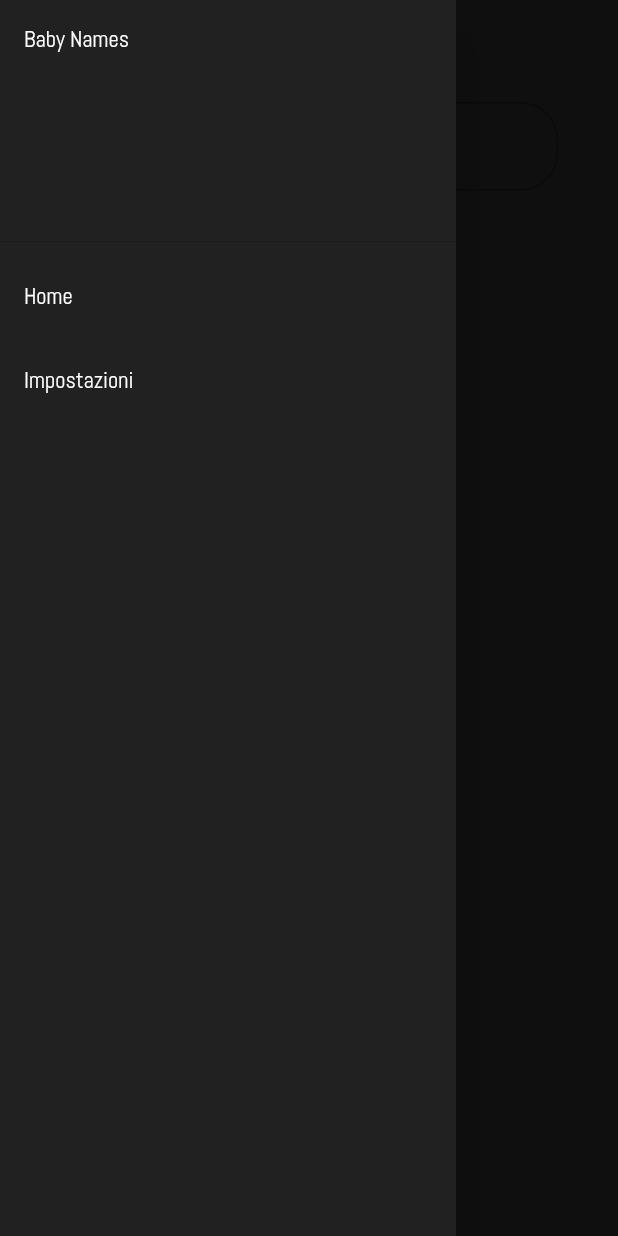
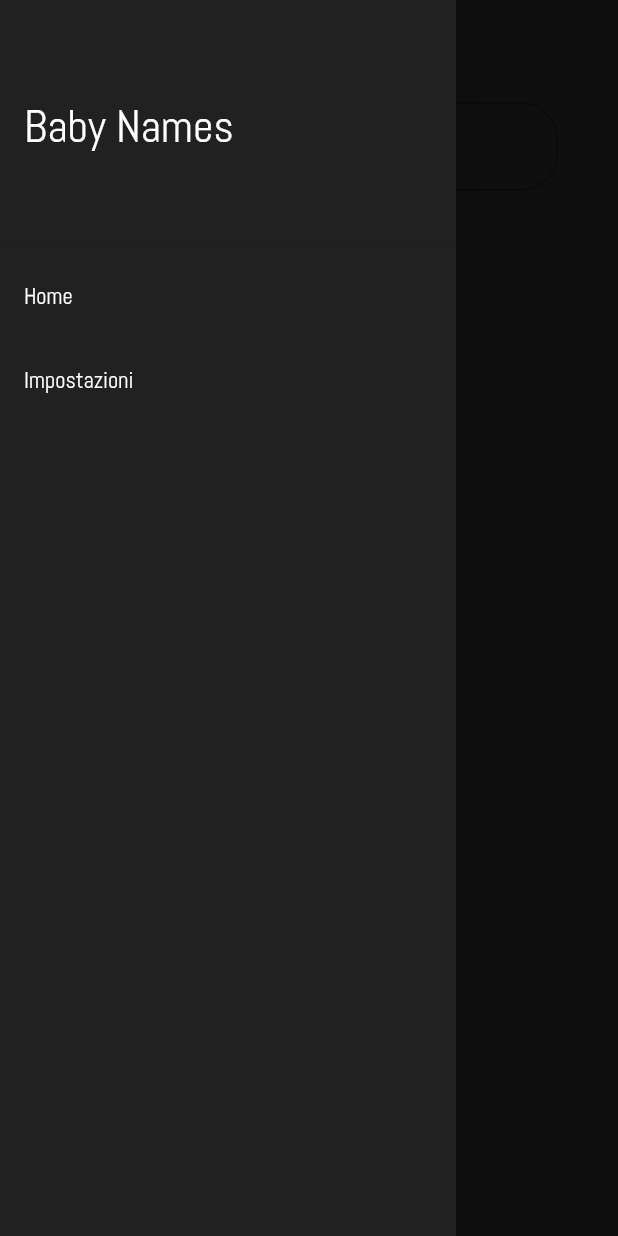
Before and after one commit to SymonRod/Baby_Names, a Flutter app: the screen it shows after launch, with the side drawer open, on a phone screen of 412 x 824 dp. Run offline on Flutter 3.47's test engine with Material 2 defaults, Android fonts, the phone set to English and light mode, and no system bars; Roboto replaces fonts that are missing (Montserrat).

Commit message:
Cambiati Colori

```diff
--- a/lib/cercanomi/cercanomi.dart
+++ b/lib/cercanomi/cercanomi.dart
@@ -15,7 +15,7 @@ Future<List<Nome>> fetchNomi(String nome,List<Lingua> lingue) async {
       }
     );
 
-    String url = 'https://rodopo.000webhostapp.com/api/nomi.php?nome=$nome&lingua=$lingueUrl,&type=json';
+    String url = 'https://rodopo.altervista.org/api/nomi.php?nome=$nome&lingua=$lingueUrl,&type=json';
 
     var data = await httpclient.fetchResource(
       url: url,
--- a/lib/home/GradientAppBar.dart
+++ b/lib/home/GradientAppBar.dart
@@ -22,7 +22,7 @@ class GradientAppBar extends StatelessWidget {
                 child: Container(
                   alignment: Alignment.centerLeft,
                   child: IconButton(
-                    color: Colors.green[600],
+                    color: Color(0xFF00BBFF),
                     iconSize: 30,
                     icon: Icon(Icons.menu),
                     onPressed: () => Scaffold.of(context).openDrawer(),
--- a/lib/home/HomePageBody.dart
+++ b/lib/home/HomePageBody.dart
@@ -98,14 +98,14 @@ class _InputTextState extends State<InputText> with SingleTickerProviderStateMix
             focusedBorder: new OutlineInputBorder(
               borderRadius: new BorderRadius.circular(25),
               borderSide: new BorderSide(
-                color: nomi.lenght == 0? nomi.prima? Colors.white: Colors.red:Colors.green,
+                color: nomi.lenght == 0? nomi.prima? Colors.white: Colors.red:Color(0xFF00BBFF),
               )
             ),
 
             border: new OutlineInputBorder(
               borderRadius: new BorderRadius.circular(25),
               borderSide: new BorderSide(
-                color: nomi.lenght == 0? nomi.prima? Colors.white: Colors.red:Colors.green,
+                color: nomi.lenght == 0? nomi.prima? Colors.white: Colors.red:Color(0xFF00BBFF),
               ),
             ),
             hintText: "Cerca un nome!",
--- a/lib/home/SideNavBar.dart
+++ b/lib/home/SideNavBar.dart
@@ -11,15 +11,17 @@ class SideNavBar extends StatelessWidget {
         children: <Widget>[
           DrawerHeader(
               child: Container(
-            child: Text(
-              'Baby Names',
-              style: TextStyle(
-                color: Colors.white,
-                fontFamily: 'Abel',
-                fontSize: 15,
+              alignment: Alignment.centerLeft,
+              child: Text(
+                'Baby Names',
+                style: TextStyle(
+                  color: Colors.white,
+                  fontFamily: 'Abel',
+                  fontSize: 30,
+                ),
               ),
             ),
-          )),
+          ),
           ListTile(
             title: Text(
               'Home',
```
